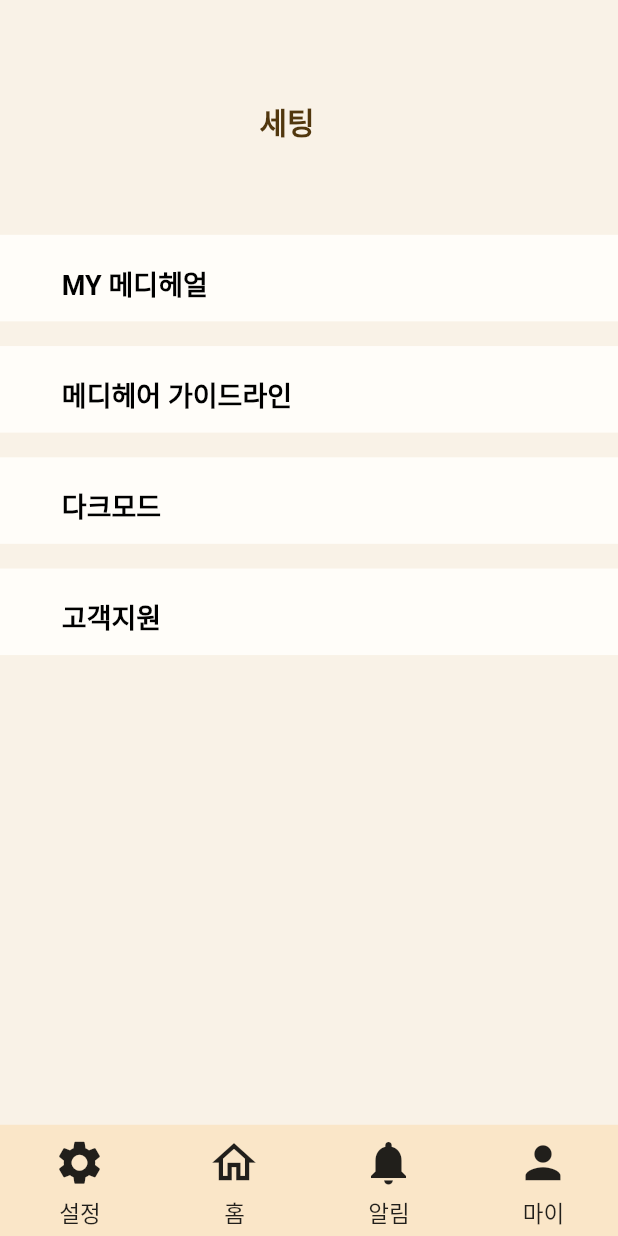
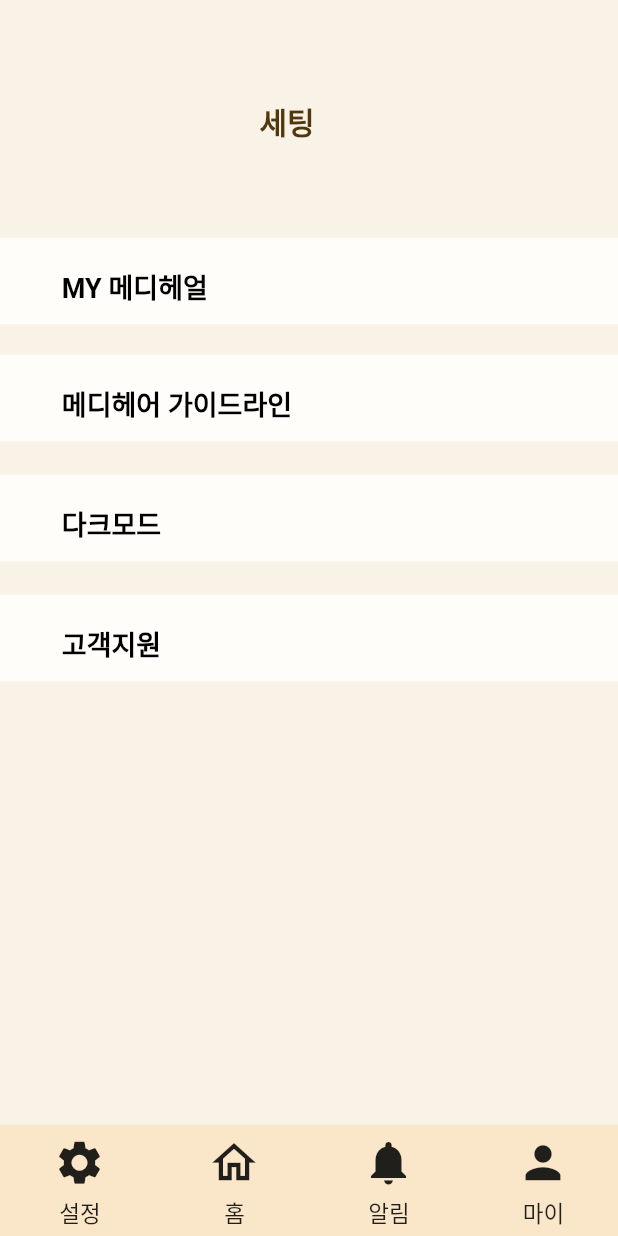
Before and after one commit to SEproject-Medihair/Front_End, a Flutter app: the Settingpage screen opened directly, on a phone screen of 412 x 824 dp. Run offline on Flutter 3.47's test engine with Material 2 defaults, Android fonts, the light colour scheme and no system bars; our stand-ins replace fl_chart, image_picker, webview_flutter; network calls fail.

Commit message:
eleven commit

```diff
--- a/lib/mainpage.dart
+++ b/lib/mainpage.dart
@@ -8,6 +8,7 @@ import 'profile.dart';
 
 class Mainpage extends StatefulWidget {
   final String email;
+
   const Mainpage({super.key, required this.email});
 
   @override
@@ -15,6 +16,7 @@ class Mainpage extends StatefulWidget {
 }
 
 class _MainpageState extends State<Mainpage> {
+  DateTime? currentBackPressTime;
   final String email;
   _MainpageState({required this.email});
   @override
--- a/lib/noticepage.dart
+++ b/lib/noticepage.dart
@@ -44,7 +44,7 @@ class _NoticepageState extends State<Noticepage> {
           SizedBox(
             width: width,
             height: height * 0.737,
-            child: Column(
+            child: Stack(
               children: [
                 Positioned(
                   left: 0,
--- a/lib/settingpage.dart
+++ b/lib/settingpage.dart
@@ -43,11 +43,11 @@ class _SettingpageState extends State<Settingpage> {
             SizedBox(
               width: width,
               height: height * 0.72,
-              child: Column(
+              child: Stack(
                 children: [
                   Positioned(
                     left: 0,
-                    top: 0,
+                    top: 2,
                     child: Container(
                       width: width,
                       height: height * 0.07,
@@ -69,11 +69,10 @@ class _SettingpageState extends State<Settingpage> {
                       ),
                     ),
                   ),
-                  SizedBox(
-                    width: width,
-                    height: height * 0.02,
-                  ),
-                  Container(
+                  Positioned(
+                    left: 0,
+                    top: 80,
+                    child: Container(
                       width: width,
                       height: height * 0.07,
                       color: const Color(0xFFFFFDF9),
@@ -93,11 +92,11 @@ class _SettingpageState extends State<Settingpage> {
                         ],
                       ),
                     ),
-                  SizedBox(
-                    width: width,
-                    height: height * 0.02,
                   ),
-                  Container(
+                  Positioned(
+                    left: 0,
+                    top: 160,
+                    child: Container(
                       width: width,
                       height: height * 0.07,
                       color: const Color(0xFFFFFDF9),
@@ -117,11 +116,11 @@ class _SettingpageState extends State<Settingpage> {
                         ],
                       ),
                     ),
-                  SizedBox(
-                    width: width,
-                    height: height * 0.02,
                   ),
-                  Container(
+                  Positioned(
+                    left: 0,
+                    top: 240,
+                    child: Container(
                       width: width,
                       height: height * 0.07,
                       color: const Color(0xFFFFFDF9),
@@ -139,6 +138,7 @@ class _SettingpageState extends State<Settingpage> {
                             ),
                           ),
                         ],
+                      ),
                     ),
                   ),
                 ],
--- a/pubspec.yaml
+++ b/pubspec.yaml
@@ -37,6 +37,7 @@ dependencies:
   webview_flutter: ^3.0.0
   fl_chart: ^0.64.0
   image_picker: ^0.8.4+4
+
 
 
   # The following adds the Cupertino Icons font to your application.
```
Also changed, not shown: lib/analysispage.dart (+2 -9 lines), lib/analysisresult.dart (+12 -9 lines), lib/loginpage.dart (+4 -24 lines), lib/recordpage.dart (+42 -4 lines). Lines whose indentation alone changed are shown as unchanged.
